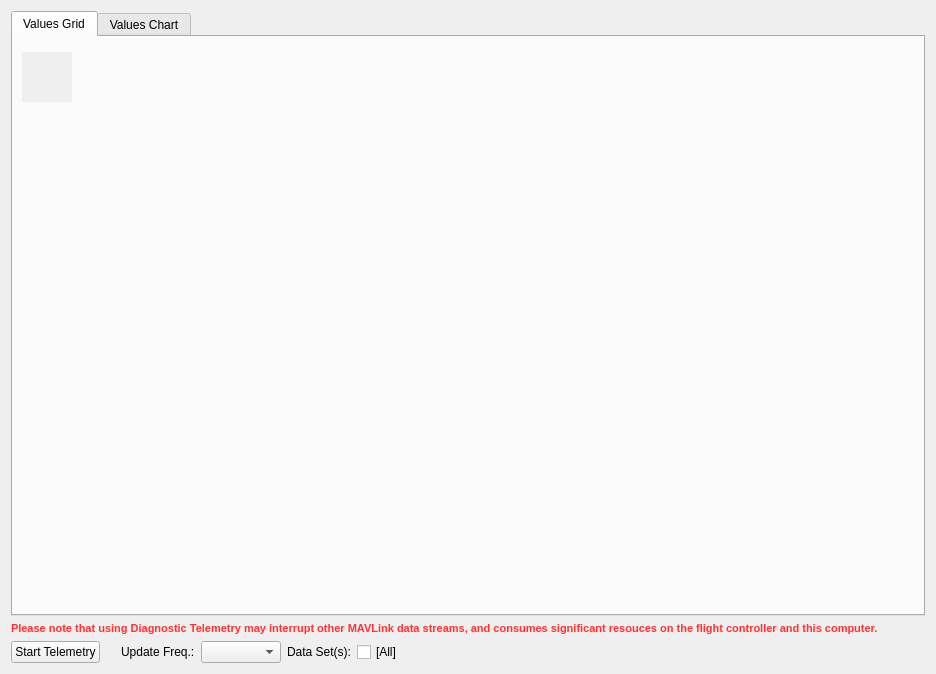
This is src/ui/aq_telemetryView.ui in mpaperno/qgroundcontrol_aq as Qt 5 draws it before an edit. The edited form follows.
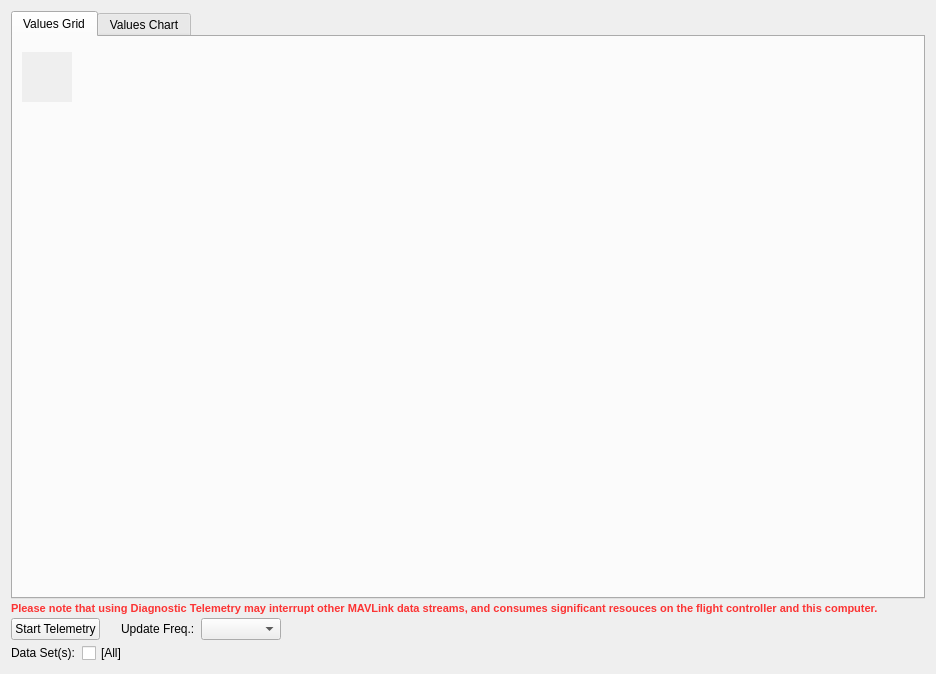
This is the edited form.

Commit message: Misc: Change tab order of comm settings dialog to make Connect button default; Make 2nd row for data set selections in diagnostic telemetry view; Make RC telemetry controls more compact, hide frequency selector.

What changed in the file:
```diff
--- a/src/ui/aq_telemetryView.ui
+++ b/src/ui/aq_telemetryView.ui
@@ -14,6 +14,9 @@
    <string>TeleTabWidget</string>
   </property>
   <layout class="QVBoxLayout" name="verticalLayout_3">
+   <property name="spacing">
+    <number>3</number>
+   </property>
    <item>
     <widget class="QTabWidget" name="TelemetryTabWidget">
      <property name="windowTitle">
@@ -167,6 +170,26 @@
       </widget>
      </item>
      <item>
+      <spacer name="horizontalSpacer">
+       <property name="orientation">
+        <enum>Qt::Horizontal</enum>
+       </property>
+       <property name="sizeHint" stdset="0">
+        <size>
+         <width>5</width>
+         <height>20</height>
+        </size>
+       </property>
+      </spacer>
+     </item>
+    </layout>
+   </item>
+   <item>
+    <layout class="QHBoxLayout" name="horizontalLayout">
+     <property name="spacing">
+      <number>7</number>
+     </property>
+     <item>
       <widget class="QLabel" name="label_dataSets">
        <property name="text">
         <string>Data Set(s):</string>
@@ -186,33 +209,24 @@
        </property>
       </widget>
      </item>
+     <item>
+      <layout class="QHBoxLayout" name="hLayout_dataSets">
+       <property name="spacing">
+        <number>8</number>
+       </property>
+       <property name="leftMargin">
+        <number>6</number>
+       </property>
+      </layout>
+     </item>
      <item>
       <spacer name="horizontalSpacer_3">
        <property name="orientation">
         <enum>Qt::Horizontal</enum>
        </property>
-       <property name="sizeType">
-        <enum>QSizePolicy::Fixed</enum>
-       </property>
        <property name="sizeHint" stdset="0">
         <size>
-         <width>10</width>
-         <height>20</height>
-        </size>
-       </property>
-      </spacer>
-     </item>
-     <item>
-      <layout class="QHBoxLayout" name="hLayout_dataSets"/>
-     </item>
-     <item>
-      <spacer name="horizontalSpacer">
-       <property name="orientation">
-        <enum>Qt::Horizontal</enum>
-       </property>
-       <property name="sizeHint" stdset="0">
-        <size>
-         <width>578</width>
+         <width>5</width>
          <height>20</height>
         </size>
        </property>
```
The commit also changes 3 other files.
